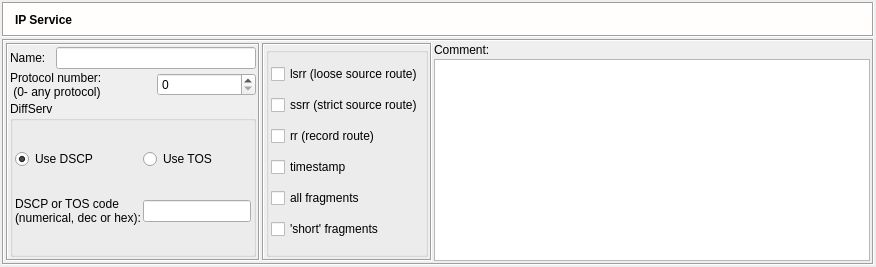
fwbuilder/fwbuilder, file src/gui/ipservicedialog_q.ui: the form before one commit.
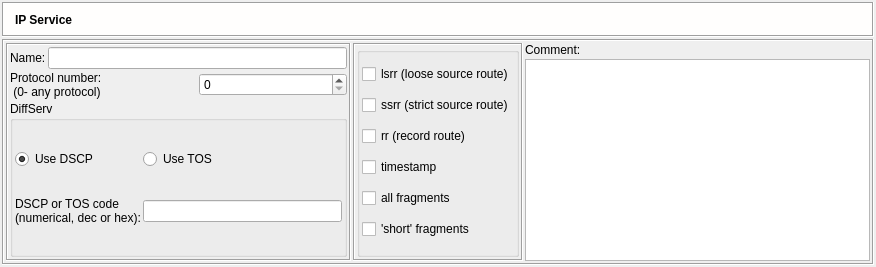
The form after the commit. Icons and pictures are not drawn.

What changed in the file:
```diff
--- a/src/gui/ipservicedialog_q.ui
+++ b/src/gui/ipservicedialog_q.ui
@@ -228,9 +228,15 @@
            </item>
            <item row="0" column="1" colspan="2" >
             <widget class="QLineEdit" name="obj_name" >
+             <property name="sizePolicy" >
+              <sizepolicy vsizetype="Fixed" hsizetype="Expanding" >
+               <horstretch>200</horstretch>
+               <verstretch>0</verstretch>
+              </sizepolicy>
+             </property>
              <property name="minimumSize" >
               <size>
-               <width>200</width>
+               <width>0</width>
                <height>0</height>
               </size>
              </property>
```
